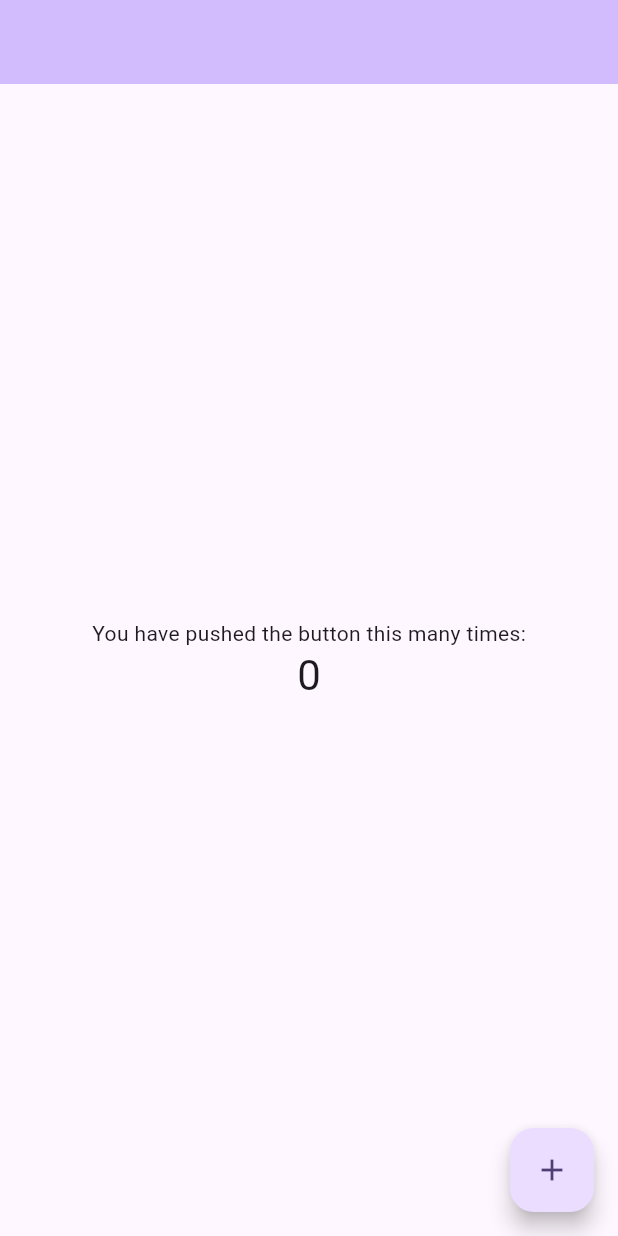
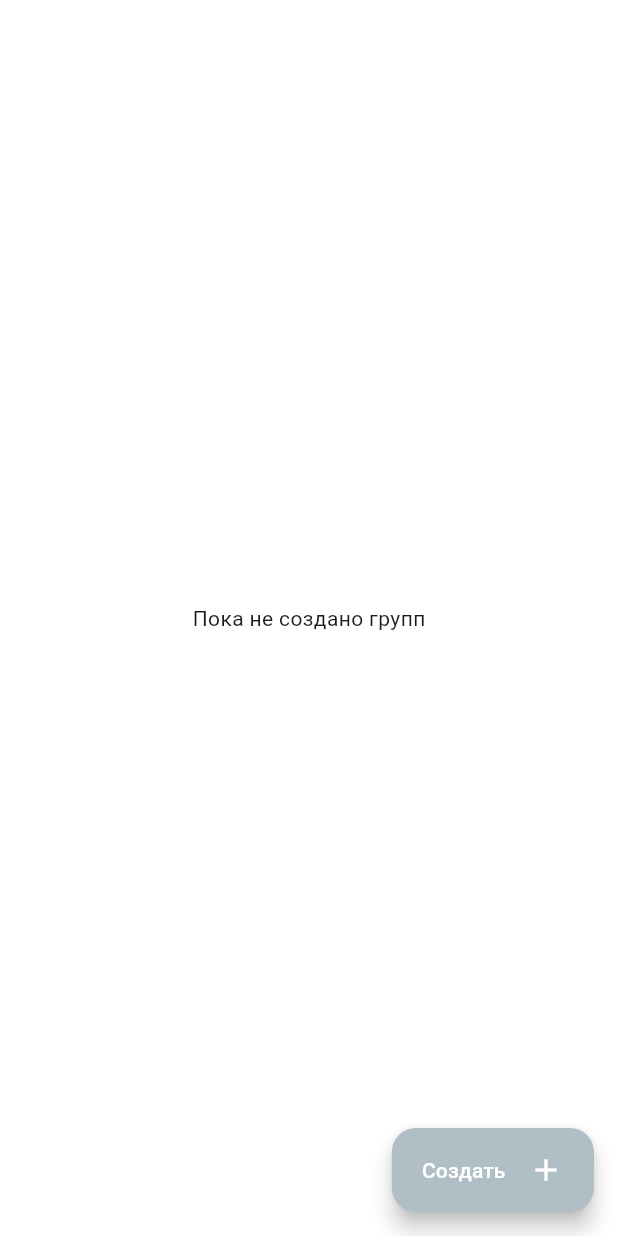
Before and after one commit to geqtten/dvvy, a Flutter app: the screen it shows after launch, on a phone screen of 412 x 824 dp. Run offline on Flutter 3.47's test engine with Material 3 defaults, Android fonts, the phone set to English and light mode, and no system bars; our stand-ins replace firebase_core; accounts and stored records are empty.

Commit message:
add button "create"

```diff
--- a/lib/app.dart
+++ b/lib/app.dart
@@ -8,6 +8,7 @@ class DvvyApp extends StatelessWidget {
   Widget build(BuildContext context) {
     return MaterialApp(
       title: 'Flutter Demo',
+      debugShowCheckedModeBanner: false,
       theme: ThemeData(
         colorScheme: ColorScheme.fromSeed(seedColor: Colors.deepPurple),
       ),
--- a/lib/home_screen.dart
+++ b/lib/home_screen.dart
@@ -8,36 +8,54 @@ class HomeScreen extends StatefulWidget {
 }
 
 class _HomeScreenState extends State<HomeScreen> {
-  int _counter = 0;
+  final user = "dd";
 
-  void _incrementCounter() {
-    setState(() {
-      _counter++;
-    });
+  void _createGroup() async {
+    TextEditingController nameGroupController = TextEditingController();
+    showDialog(
+      context: context,
+      builder: (BuildContext context) {
+        return AlertDialog.adaptive(
+          title: const Text('Создание группы', style: TextStyle(fontSize: 18)),
+          content: TextFormField(
+            controller: nameGroupController,
+            decoration: InputDecoration(
+              label: Text('Введите название', style: TextStyle(fontSize: 16)),
+              border: OutlineInputBorder(),
+            ),
+          ),
+          actions: [
+            Row(
+              children: [
+                TextButton(
+                  child: const Text('Отменить'),
+                  onPressed: () => Navigator.pop(context),
+                ),
+                SizedBox(width: 60),
+                TextButton(child: const Text('Создать'), onPressed: () {}),
+              ],
+            ),
+          ],
+        );
+      },
+    );
   }
 
   @override
   Widget build(BuildContext context) {
     return Scaffold(
-      appBar: AppBar(
-        backgroundColor: Theme.of(context).colorScheme.inversePrimary,
-      ),
-      body: Center(
-        child: Column(
-          mainAxisAlignment: MainAxisAlignment.center,
-          children: <Widget>[
-            const Text('You have pushed the button this many times:'),
-            Text(
-              '$_counter',
-              style: Theme.of(context).textTheme.headlineMedium,
-            ),
+      backgroundColor: Colors.white,
+      body: Center(child: Text('Пока не создано групп')),
+      floatingActionButton: FloatingActionButton.extended(
+        onPressed: _createGroup,
+        label: Row(
+          children: [
+            Text('Создать', style: TextStyle(color: Colors.white)),
+            SizedBox(width: 15),
+            Icon(Icons.add, color: Colors.white),
           ],
         ),
-      ),
-      floatingActionButton: FloatingActionButton(
-        onPressed: _incrementCounter,
-        tooltip: 'Increment',
-        child: const Icon(Icons.add),
+        backgroundColor: Colors.blueGrey[200],
       ),
     );
   }
```
